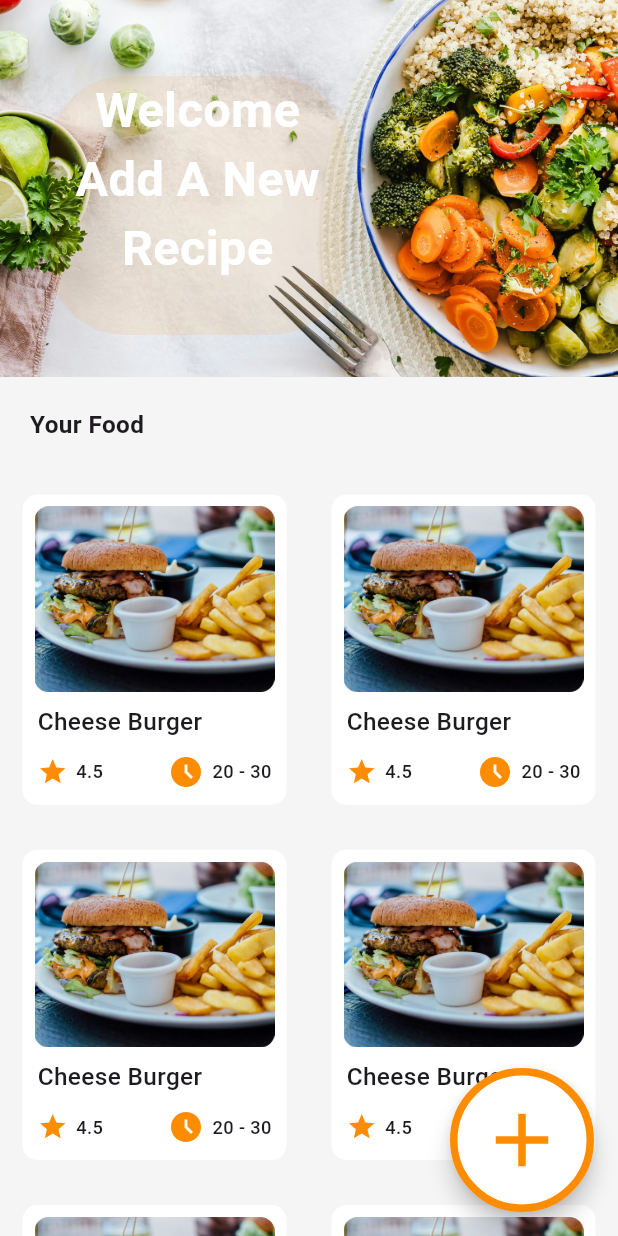
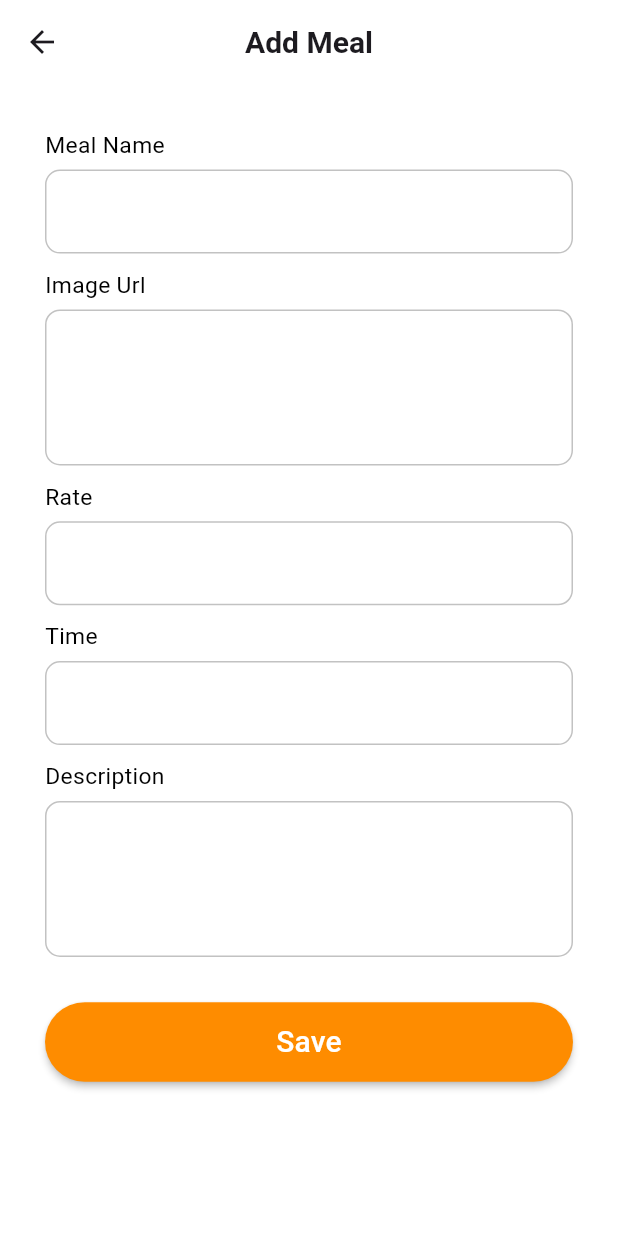
Before and after one commit to Sara-Salem-FCI/meals_app, a Flutter app: the screen it shows after launch, after a tap on the "add" icon, on a phone screen of 412 x 824 dp. Run offline on Flutter 3.47's test engine with Material 3 defaults, Android fonts, the phone set to English and light mode, and no system bars; our stand-ins replace carousel_slider, dots_indicator, flutter_screenutil, lottie, shared_preferences, sqflite; accounts and stored records are empty.

Commit message:
finish app

```diff
--- a/lib/core/utils/colors.dart
+++ b/lib/core/utils/colors.dart
@@ -3,5 +3,6 @@ import 'dart:ui';
 class AppColors {
   static const Color orange = Color(0xffFE8C00);
   static const Color white = Color(0xffFFFFFF);
+  static const Color black = Color(0xff000000);
   static const Color grey = Color(0xffC2C2C2);
 }
--- a/lib/features/home/data/db_helper/db_helper.dart
+++ b/lib/features/home/data/db_helper/db_helper.dart
@@ -1 +1,44 @@
-class DatabaseHelper {}
+import 'package:sqflite/sqflite.dart';
+
+import '../models/meal_model.dart';
+
+Database? database;
+
+List<Map> meals = [];
+Future<void> createDatabase() async {
+  database = await openDatabase('meals.db', version: 3,
+      onCreate: (Database db, int version) async {
+        //print('database created');
+        await db
+            .execute(
+            'CREATE TABLE meals (id INTEGER PRIMARY KEY, name TEXT, imageUrl TEXT, rate TEXT, time TEXT, description TEXT)')
+            .then((value) => //print('table created')
+        null)
+            .catchError((e) {
+          throw e;
+        });
+      }, onOpen: (database) async {
+        //print('database opened');
+        await getDataFromDatabase(database).then((value) {
+          meals = value;
+          print(meals);
+        });
+      });
+}
+
+Future<void> insertIntoDatabase({required MealModel meal}) async {
+  return await database?.transaction((txn) async {
+    await txn
+        .rawInsert(
+        'INSERT INTO meals(name, imageUrl, rate, time, description) VALUES("${meal.title}", "${meal.img}", "${meal.rate}", "${meal.time}", "${meal.description}")')
+        .then((value) => value)
+        .catchError((e) {
+      throw e;
+    });
+    //print('inserted1: $id1');
+  });
+}
+
+Future<List<Map>> getDataFromDatabase(database) async {
+  return await database.rawQuery('SELECT * FROM meals');
+}
--- a/lib/features/home/data/models/meal_model.dart
+++ b/lib/features/home/data/models/meal_model.dart
@@ -1,5 +1,5 @@
 class MealModel {
-  final int id;
+  final int? id;
   final String img;
   final String title;
   final String description;
@@ -7,7 +7,7 @@ class MealModel {
   final String time;
 
   MealModel({
-    required this.id,
+    this.id,
     required this.img,
     required this.title,
     required this.description,
@@ -15,7 +15,7 @@ class MealModel {
     required this.time,
   });
 
-  factory MealModel.fromJson(Map<String, dynamic> json) {
+  factory MealModel.fromJson(Map<dynamic, dynamic> json) {
     return MealModel(
       id: json['id'],
       img: json['img'],
--- /dev/null
+++ b/lib/features/home/screens/add_meal_screen.dart
@@ -0,0 +1,107 @@
+import 'package:flutter/material.dart';
+import 'package:meals_app/features/home/screens/widgets/custom_text_form_field.dart';
+import '../../../core/utils/colors.dart';
+import '../data/db_helper/db_helper.dart';
+import '../data/models/meal_model.dart';
+
+class AddMealScreen extends StatefulWidget {
+  const AddMealScreen({super.key});
+
+  @override
+  State<AddMealScreen> createState() => _AddMealScreenState();
+}
+
+class _AddMealScreenState extends State<AddMealScreen> {
+  TextEditingController nameController = TextEditingController();
+  TextEditingController imageUrlController = TextEditingController();
+  TextEditingController rateController = TextEditingController();
+  TextEditingController timeController = TextEditingController();
+  TextEditingController descriptionController = TextEditingController();
+  GlobalKey<FormState> formKey = GlobalKey<FormState>();
+
+  @override
+  Widget build(BuildContext context) {
+    return Scaffold(
+      backgroundColor: AppColors.white,
+      appBar: AppBar(
+        title: const Text(
+          'Add Meal',
+          style: TextStyle(fontSize: 20, fontWeight: FontWeight.bold),
+        ),
+        centerTitle: true,
+        backgroundColor: AppColors.white,
+      ),
+      body: Padding(
+        padding: const EdgeInsets.all(30.0),
+        child: SingleChildScrollView(
+          child: Form(
+            key: formKey,
+            child: Column(
+              children: [
+                Column(
+                  children: [
+                    CustomTextFormField(
+                      controller: nameController,
+                      label: 'Meal Name',
+                    ),
+                    CustomTextFormField(
+                      controller: imageUrlController,
+                      label: 'Image Url',
+                      maxLines: 3,
+                    ),
+                    CustomTextFormField(
+                      controller: rateController,
+                      label: 'Rate',
+                    ),
+                    CustomTextFormField(
+                      controller: timeController,
+                      label: 'Time',
+                    ),
+                    CustomTextFormField(
+                      controller: descriptionController,
+                      label: 'Description',
+                      maxLines: 3,
+                    ),
+                  ],
+                ),
+                SizedBox(height: 20),
+                SizedBox(
+                  width: double.infinity,
+                  child: MaterialButton(
+                    onPressed: () {
+                      if (formKey.currentState!.validate()) {
+                        insertIntoDatabase(
+                          meal: MealModel(
+                            title: nameController.text,
+                            img: imageUrlController.text,
+                            rate: rateController.text,
+                            time: timeController.text,
+                            description: descriptionController.text,
+                          ),
+                        ).then((value) {
+                          Navigator.pop(context, true);
+                        });
+                      }
+                    },
+                    shape: const StadiumBorder(),
+                    color: AppColors.orange,
+                    child: Padding(
+                      padding: const EdgeInsets.all(12.0),
+                      child: const Text(
+                        'Save',
+                        style: TextStyle(
+                          color: AppColors.white,
+                          fontSize: 20,
+                        ),
+                      ),
+                    ),
+                  ),
+                ),
+              ],
+            ),
+          ),
+        ),
+      ),
+    );
+  }
+}
--- a/lib/features/home/screens/home_screen.dart
+++ b/lib/features/home/screens/home_screen.dart
@@ -1,9 +1,22 @@
 import 'package:flutter/material.dart';
 import 'package:flutter_screenutil/flutter_screenutil.dart';
 import 'package:meals_app/core/utils/colors.dart';
+import 'package:meals_app/features/home/data/db_helper/db_helper.dart';
+import 'package:meals_app/features/home/screens/add_meal_screen.dart';
 
-class HomeScreen extends StatelessWidget {
+class HomeScreen extends StatefulWidget {
   const HomeScreen({super.key});
+  @override
+  State<HomeScreen> createState() => _HomeScreenState();
+}
+
+class _HomeScreenState extends State<HomeScreen> {
+  @override
+  void initState() {
+    createDatabase().then((value) => fetchMeals());
+    super.initState();
+  }
+
 
   @override
   Widget build(BuildContext context) {
@@ -50,7 +63,7 @@ class HomeScreen extends StatelessWidget {
             child: GridView.builder(
               padding: const EdgeInsets.all(0),
               physics: const BouncingScrollPhysics(),
-              itemCount: 8,
+              itemCount: meals.length,
               gridDelegate: const SliverGridDelegateWithFixedCrossAxisCount(
                 crossAxisCount: 2,
                 childAspectRatio: 2 / 2.3,
@@ -68,15 +81,22 @@ class HomeScreen extends StatelessWidget {
                       children: [
                         Padding(
                           padding: const EdgeInsets.all(8.0),
-                          child: Image(
-                            image: AssetImage('assets/images/meal.png'),
-                            fit: BoxFit.cover,
+                          child: SizedBox(
+                            height: 120.h,
+                            width: double.infinity,
+                            child: ClipRRect(
+                              borderRadius: BorderRadius.circular(10),
+                              child: Image(
+                                image: NetworkImage(meals[index]['imageUrl']),
+                                fit: BoxFit.cover,
+                              ),
+                            ),
                           ),
                         ),
                         Padding(
                           padding: const EdgeInsets.only(left: 10.0),
                           child: Text(
-                            'Cheese Burger',
+                            meals[index]['name'],
                             style: TextStyle(
                               fontSize: 16.sp,
                               fontWeight: FontWeight.w500,
@@ -94,7 +114,7 @@ class HomeScreen extends StatelessWidget {
                               ),
                               SizedBox(width: 5.w),
                               Text(
-                                '4.5',
+                                meals[index]['rate'],
                                 style: TextStyle(
                                   fontSize: 12.sp,
                                   fontWeight: FontWeight.w500,
@@ -107,7 +127,7 @@ class HomeScreen extends StatelessWidget {
                               ),
                               SizedBox(width: 5.w),
                               Text(
-                                '20 - 30',
+                                meals[index]['time'],
                                 style: TextStyle(
                                   fontSize: 12.sp,
                                   fontWeight: FontWeight.w500,
@@ -131,8 +151,26 @@ class HomeScreen extends StatelessWidget {
           side: BorderSide(color: AppColors.orange, width: 5),
         ),
         child: const Icon(Icons.add, color: AppColors.orange, size: 60),
-        onPressed: () {},
+        onPressed: () async {
+            final result = await Navigator.push(
+              context,
+              MaterialPageRoute(builder: (context) => const AddMealScreen()),
+            );
+
+            if (result == true) {
+              await fetchMeals();
+            }
+        },
       ),
     );
   }
+  Future<void> fetchMeals() async {
+    if (database != null) {
+      final data = await getDataFromDatabase(database);
+      setState(() {
+        meals = data;
+      });
+    }
+  }
+
 }
--- /dev/null
+++ b/lib/features/home/screens/widgets/custom_text_form_field.dart
@@ -0,0 +1,49 @@
+import 'package:flutter/material.dart';
+import 'package:flutter_screenutil/flutter_screenutil.dart';
+
+import '../../../../core/utils/colors.dart';
+
+class CustomTextFormField extends StatelessWidget {
+  const CustomTextFormField({super.key, required this.controller, required this.label, this.maxLines});
+
+  final TextEditingController controller;
+  final String label;
+  final int? maxLines;
+
+  @override
+  Widget build(BuildContext context) {
+    return Column(
+      crossAxisAlignment: CrossAxisAlignment.start,
+      children: [
+        Text(
+          label,
+          style: TextStyle(
+            color: AppColors.black,
+            fontSize: 15.sp,
+          ),
+        ),
+        SizedBox(height: 5.h),
+        TextFormField(
+          validator: (value) => value!.isEmpty || value.trim().isEmpty ? 'Enter $label' : null,
+          maxLines: maxLines,
+          controller: controller,
+          cursorColor: AppColors.orange,
+          decoration: const InputDecoration(
+            focusedBorder: OutlineInputBorder(
+              borderSide: BorderSide(color: AppColors.orange, width: 1),
+              borderRadius: BorderRadius.all(Radius.circular(10)),
+            ),
+            enabledBorder: OutlineInputBorder(
+              borderSide: BorderSide(color: AppColors.grey, width: 1),
+              borderRadius: BorderRadius.all(Radius.circular(10)),
+            ),
+            border: OutlineInputBorder(
+              borderSide: BorderSide(color: Colors.grey, width: 1),
+              borderRadius: BorderRadius.all(Radius.circular(10)),
+            ),
+          ),),
+        SizedBox(height: 10.h),
+      ],
+    );
+  }
+}
```
